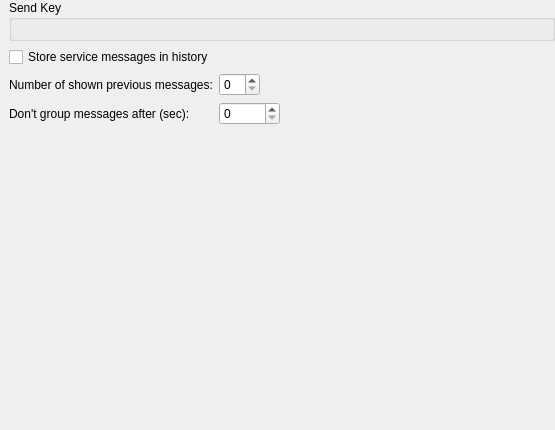
Old version of the form core/src/corelayers/adiumchat/chatforms/stackedchatform/settings/stackedchatbehavior.ui in the repository euroelessar/qutim.
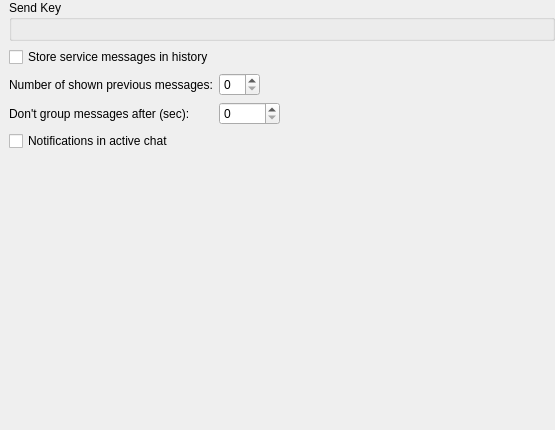
New version of the form.

```diff
--- a/core/src/corelayers/adiumchat/chatforms/stackedchatform/settings/stackedchatbehavior.ui
+++ b/core/src/corelayers/adiumchat/chatforms/stackedchatform/settings/stackedchatbehavior.ui
@@ -98,6 +98,13 @@
          </property>
         </widget>
        </item>
+       <item row="4" column="0">
+        <widget class="QCheckBox" name="notifyBox">
+         <property name="text">
+          <string>Notifications in active chat</string>
+         </property>
+        </widget>
+       </item>
       </layout>
      </widget>
     </widget>
```
